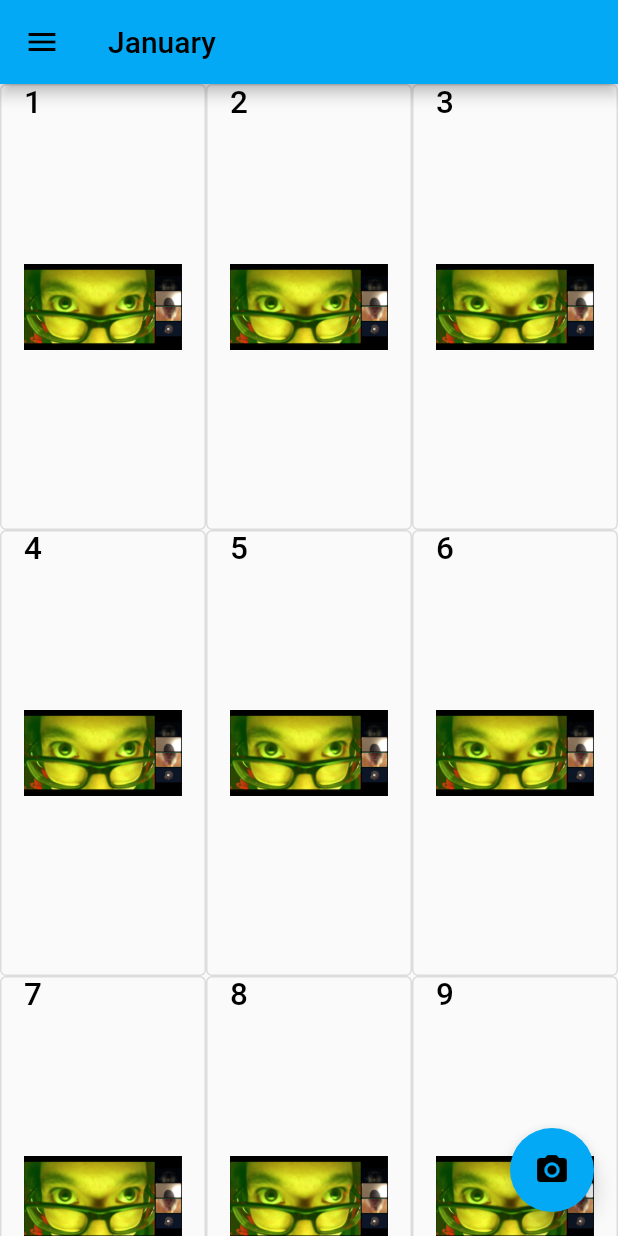
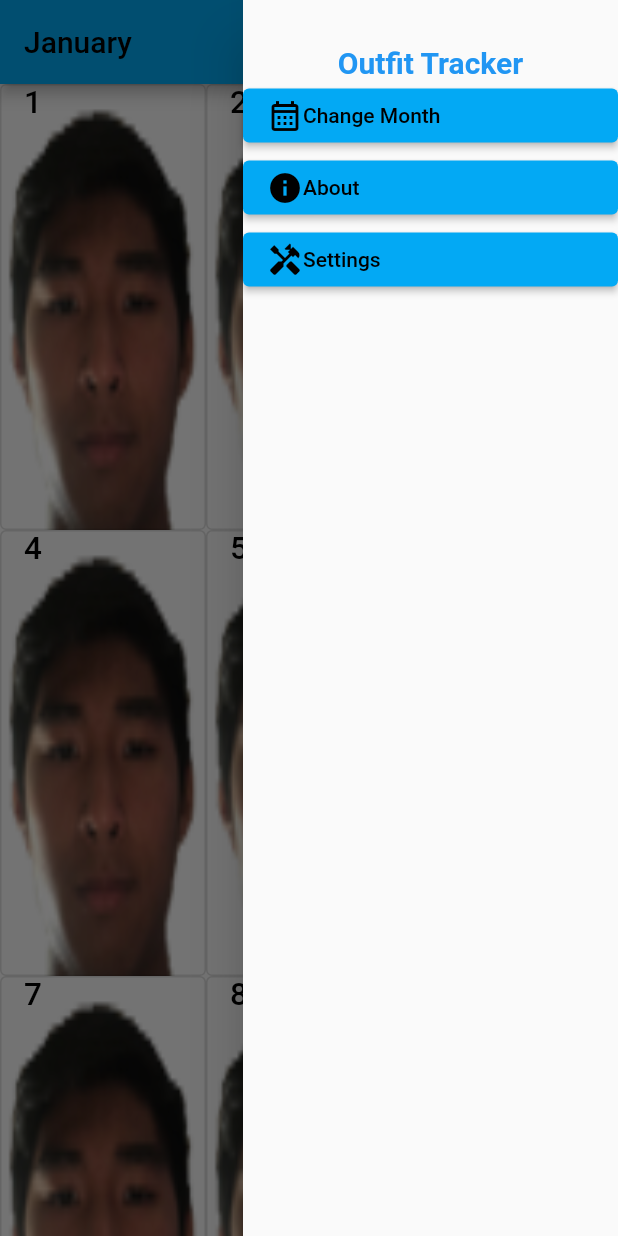
Before and after one commit to sicfran774/outfit_tracker, a Flutter app: the screen it shows after launch, in the side drawer, after a tap on the "camera alt" icon, on a phone screen of 412 x 824 dp. Run offline on Flutter 3.47's test engine with Material 2 defaults, Android fonts, the phone set to English and light mode, and no system bars; our stand-ins replace camera.

Commit message:
Added month page

```diff
--- a/lib/main.dart
+++ b/lib/main.dart
@@ -1,6 +1,7 @@
 import 'package:camera/camera.dart';
 import 'package:flutter/material.dart';
 import 'camera_page.dart';
+import 'month_chooser.dart';
 
 late var firstCamera;
 
@@ -92,7 +93,7 @@ class _MyHomePageState extends State<MyHomePage> {
                           firstCamera), //If camera button is pressed, go to camera screen
                 ));
           }),
-      drawer: SizedBox(
+      endDrawer: SizedBox(
         width: 250,
         child: Drawer(
           child: Container(
@@ -106,7 +107,11 @@ class _MyHomePageState extends State<MyHomePage> {
                         fontWeight: FontWeight.bold)),
                 ElevatedButton(
                     onPressed: () {
-                      if (_zoom > 60) _zoomIn();
+                      //if (_zoom > 60) _zoomIn();
+                      Navigator.push(
+                          context,
+                          MaterialPageRoute(
+                              builder: (context) => const MonthPage()));
                     },
                     child: Row(
                       children: const [
@@ -116,7 +121,7 @@ class _MyHomePageState extends State<MyHomePage> {
                     )),
                 ElevatedButton(
                     onPressed: () {
-                      if (_zoom < 150) _zoomOut();
+                      //if (_zoom < 150) _zoomOut();
                     },
                     child: Row(
                       children: const [
@@ -141,23 +146,26 @@ class _MyHomePageState extends State<MyHomePage> {
   }
 
   Widget calendarButton(int index) {
-    return OutlinedButton(
-      child: Container(
-        alignment: Alignment.topLeft,
-        child: Text(
-          (index + 1).toString(),
-          textAlign: TextAlign.left,
-          textScaleFactor: 1.5,
-          style: const TextStyle(color: Colors.black),
+    return Container(
+      alignment: Alignment.topLeft,
+      decoration: const BoxDecoration(
+        image: DecorationImage(
+          fit: BoxFit.fill,
+          image: AssetImage("assets/images/franFace.png"),
         ),
-        decoration: const BoxDecoration(
-          image: DecorationImage(
-            fit: BoxFit.contain,
-            image: AssetImage("assets/images/wowie.png"),
+      ),
+      child: OutlinedButton(
+        onPressed: () {},
+        child: SizedBox(
+          width: 375,
+          height: 812,
+          child: Text(
+            (index + 1).toString(),
+            textScaleFactor: 1.5,
+            style: const TextStyle(color: Colors.black),
           ),
         ),
       ),
-      onPressed: () {},
     );
   }
 }
```
Also changed, not shown: lib/month_chooser.dart (added, +55 -0 lines), assets/images/saul goodman.jpg (added).
